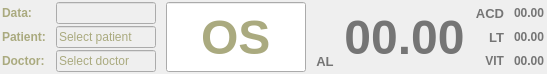
This is bigviewnumcur.ui in siborion/siborion_american_scan as Qt 5 draws it before an edit. The edited form follows.
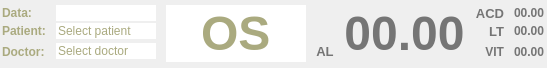
This is the edited form.

```diff
--- a/bigviewnumcur.ui
+++ b/bigviewnumcur.ui
@@ -75,6 +75,9 @@
        <property name="text">
         <string>Select patient</string>
        </property>
+       <property name="frame">
+        <bool>false</bool>
+       </property>
       </widget>
      </item>
      <item row="0" column="5" rowspan="3" colspan="2">
@@ -211,6 +214,9 @@
        <property name="text">
         <string/>
        </property>
+       <property name="frame">
+        <bool>false</bool>
+       </property>
       </widget>
      </item>
      <item row="1" column="4">
@@ -338,7 +344,7 @@
         <string>Select doctor</string>
        </property>
        <property name="frame">
-        <bool>true</bool>
+        <bool>false</bool>
        </property>
       </widget>
      </item>
@@ -379,6 +385,9 @@
        <property name="text">
         <string>OS</string>
        </property>
+       <property name="frame">
+        <bool>false</bool>
+       </property>
        <property name="alignment">
         <set>Qt::AlignCenter</set>
        </property>
```
